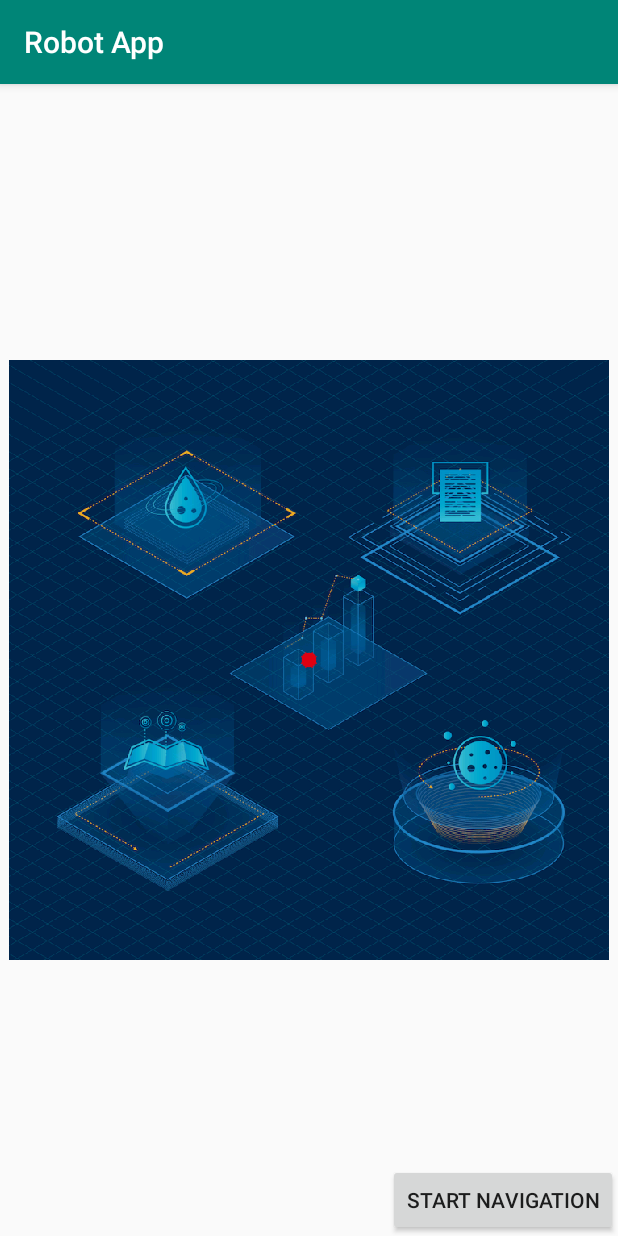
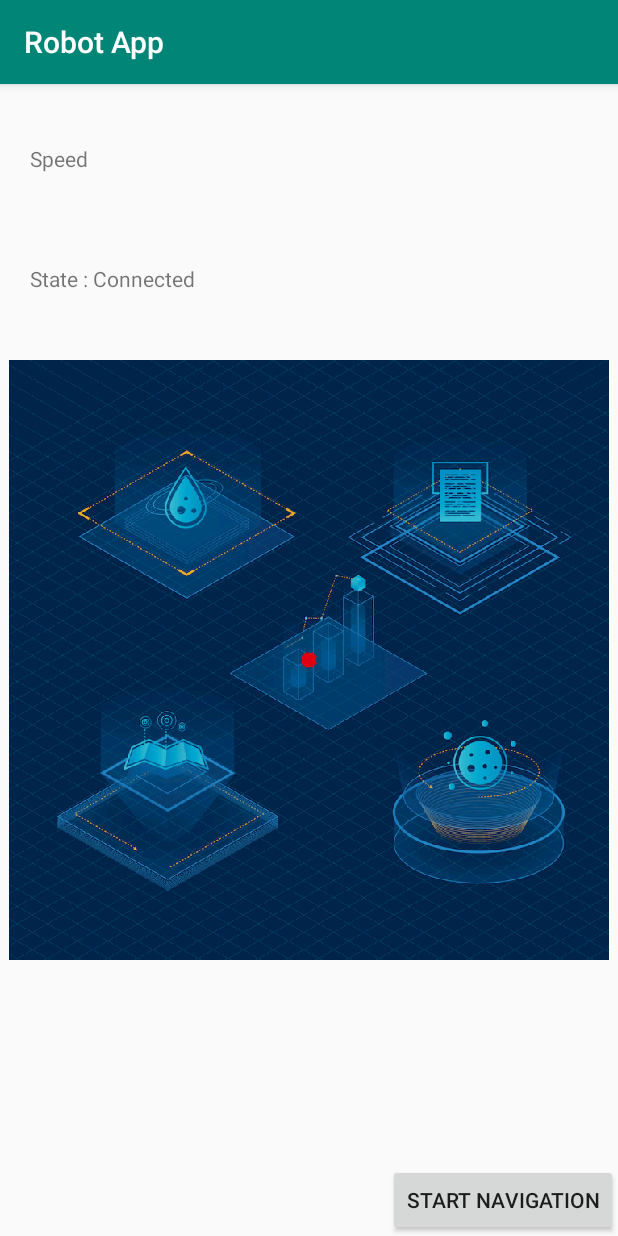
Before and after one commit to sebuaa2019/Team12, an Android app: the ControActivity screen opened directly, with no data from a screen before it, after a tap on "NAVIGATION", on a phone screen of 412 x 824 dp. Run offline under Robolectric (Android 15) with nearby library versions, the phone set to English and light mode, and no system bars; 12 statements that could not run were skipped.

Commit message:
导航界面接收速度和链接状态，导航界面地图为单张完整地图

```diff
--- a/app/src/main/java/team/se/robotapp/ControActivity.java
+++ b/app/src/main/java/team/se/robotapp/ControActivity.java
@@ -61,8 +61,8 @@ public class ControActivity extends AppCompatActivity {
         speedText = (TextView)findViewById(R.id.speedText);
         conStateText = (TextView)findViewById(R.id.conStateText);
 
-        Info_refresh info_refresh = new Info_refresh(HOST, INFO_PORT);
-        info_refresh.acceptServer(speedText,loadHandler);
+        Info_refresh info_refresh = new Info_refresh(HOST, INFO_PORT, loadHandler);
+        info_refresh.acceptServer();
         transContro = new TransContro(HOST, Integer.valueOf(addr[1]), loadHandler);
         transContro.checkCon();
 
@@ -75,6 +75,7 @@ public class ControActivity extends AppCompatActivity {
             @Override
             public void onClick(View v) {
                 map_refresh.stopRecv();
+                transContro.stopCon();
                 new Thread(new Runnable() {
                     @Override
                     public void run() {
--- a/app/src/main/java/team/se/robotapp/NavActivity.java
+++ b/app/src/main/java/team/se/robotapp/NavActivity.java
@@ -4,6 +4,8 @@ import android.annotation.SuppressLint;
 import android.content.Intent;
 import android.graphics.Canvas;
 import android.graphics.PointF;
+import android.os.Handler;
+import android.os.Message;
 import android.support.v7.app.AppCompatActivity;
 import android.os.Bundle;
 import android.util.Log;
@@ -11,10 +13,13 @@ import android.view.MotionEvent;
 import android.view.View;
 import android.widget.Button;
 import android.widget.ImageView;
+import android.widget.TextView;
 
 import java.io.InputStream;
 import java.net.Socket;
 
+import team.se.util.Img_refresh;
+import team.se.util.Info_refresh;
 import team.se.util.Map_refresh;
 import team.se.util.TransContro;
 
@@ -22,10 +27,12 @@ public class NavActivity extends AppCompatActivity {
 
     private static String HOST;
     private static int LOC_REF_PORT = 2001;
-    private static int MAP_PORT = 2003;
+    private static int MAP_PORT = 2004;
     private static final int MAP_PIXEL_SIZE = 992;
     private static final int MAP_REAL_SIZE = 50;
     private static final int MAP_TRANS = 25;
+    private static TextView stateText;
+    private static TextView velText;
 
     @SuppressLint("ClickableViewAccessibility")
     @Override
@@ -36,14 +43,19 @@ public class NavActivity extends AppCompatActivity {
         Intent intent = getIntent();
         String addr[] = intent.getStringExtra("addr").split("\\|");
         HOST = addr[0];
-        final TransContro transContro = new TransContro(HOST, Integer.valueOf(addr[1]));
 
         final NavMapView navMapView = (NavMapView)findViewById(R.id.navMap);
         Button startNav = (Button)findViewById(R.id.startNav);
-
+        velText = findViewById(R.id.velText);
+        stateText = findViewById(R.id.stateText);
+        LoadHandler loadHandler = new LoadHandler();
+        final TransContro transContro = new TransContro(HOST, Integer.valueOf(addr[1]), loadHandler);
+        transContro.checkCon();
+        Info_refresh info_refresh = new Info_refresh(HOST, Integer.valueOf(addr[1]), loadHandler);
+        info_refresh.acceptServer();
         // accept map
-        Map_refresh map_refresh = new Map_refresh(HOST,MAP_PORT,navMapView);
-        map_refresh.startRecv();
+        Img_refresh img_refresh = new Img_refresh(HOST, MAP_PORT, navMapView);
+        img_refresh.accpetServer();
 
         /////
         navMapView.setOnTouchListener(new View.OnTouchListener() {
@@ -86,8 +98,8 @@ public class NavActivity extends AppCompatActivity {
                         float pos_x = Float.valueOf(loc[0]);
                         float pos_y = Float.valueOf(loc[1]);
                         float scale = navMapView.getScale();
-                        pos_x = (MAP_TRANS + pos_x ) * MAP_PIXEL_SIZE / MAP_REAL_SIZE / scale;
-                        pos_y = (MAP_TRANS - pos_y) * MAP_PIXEL_SIZE / MAP_REAL_SIZE / scale;
+                        pos_x = (MAP_TRANS + pos_x) * (MAP_PIXEL_SIZE / MAP_REAL_SIZE) / scale;
+                        pos_y = (MAP_TRANS - pos_y) * (MAP_PIXEL_SIZE / MAP_REAL_SIZE) / scale;
                         navMapView.setRoboPos(pos_x, pos_y);
                     }
                 }catch (Exception e){
@@ -96,4 +108,21 @@ public class NavActivity extends AppCompatActivity {
             }
         }).start();
     }
+
+    public class LoadHandler extends Handler{
+        @Override
+        public void handleMessage(Message msg) {
+            super.handleMessage(msg);
+            switch (msg.what){
+                case 2 : {
+                    velText.setText((String)msg.obj);
+                    break;
+                }
+                case 3 : {
+                    stateText.setText((String)msg.obj);
+                    break;
+                }
+            }
+        }
+    }
 }
--- a/app/src/main/java/team/se/util/Img_refresh.java
+++ b/app/src/main/java/team/se/util/Img_refresh.java
@@ -19,21 +19,40 @@ import java.util.ArrayList;
 import java.util.List;
 import java.util.logging.Handler;
 import team.se.robotapp.ControActivity.LoadHandler;
-
+import team.se.robotapp.NavMapView;
 
 
 public class Img_refresh {
     private static String Host;
     private static int Port;
     private static boolean EXIT;
-    private static LoadHandler loadHandler;
+    private LoadHandler loadHandler;
     private static Socket socket;
+    private NavMapView navMapView;
+    private int width;
+    private int height;
+    private Bitmap.Config config;
 
     public Img_refresh(String host, int port, LoadHandler _loadhandler){
         this.Host = host;
         this.Port = port;
         this.EXIT = false;
-        loadHandler = _loadhandler;
+        this.loadHandler = _loadhandler;
+        this.navMapView = null;
+        this.config = Bitmap.Config.RGB_565;
+        width = 720;
+        height = 480;
+    }
+
+    public Img_refresh(String host, int port, NavMapView navMapView){
+        this.Host = host;
+        this.Port = port;
+        this.EXIT = false;
+        this.navMapView = navMapView;
+        this.loadHandler = null;
+        this.config = Bitmap.Config.ARGB_8888;
+        width = 992;
+        height = 992;
     }
 
     public void accpetServer(){
@@ -45,9 +64,7 @@ public class Img_refresh {
 
                     InputStream inputStream = socket.getInputStream();
 
-
-                    int width=720,height=480;
-                    Bitmap bitmap = Bitmap.createBitmap(width,height, Bitmap.Config.RGB_565);
+                    Bitmap bitmap = Bitmap.createBitmap(width,height, config);
 
                     byte[] bytes = new byte[10000000];
                     int length, off=0;
@@ -56,12 +73,15 @@ public class Img_refresh {
 
                     while ((length=inputStream.read(bytes,off,1000))!=-1 && !EXIT){
                         off=off+length;
-                        if(off>=1382400){
-                            off=off-1382400;
+                        if(off>=width * height * 4){
+                            off=off-width * height * 4;
                             System.out.println("time : "+System.currentTimeMillis());
 
-                            bitmap.copyPixelsFromBuffer(ByteBuffer.wrap(bytes,0,1382400));
-                            loadHandler.obtainMessage(0,bitmap).sendToTarget();
+                            bitmap.copyPixelsFromBuffer(ByteBuffer.wrap(bytes,0,width * height * 4));
+                            if (loadHandler != null)
+                                loadHandler.obtainMessage(0,bitmap).sendToTarget();
+                            else if (navMapView != null)
+                                navMapView.setMap(bitmap);
                         }
                     }
 
--- a/app/src/main/java/team/se/util/Info_refresh.java
+++ b/app/src/main/java/team/se/util/Info_refresh.java
@@ -8,18 +8,30 @@ import java.net.Socket;
 import java.net.SocketAddress;
 
 import team.se.robotapp.ControActivity;
+import team.se.robotapp.NavActivity;
 
 public class Info_refresh {
     private static String Host;
     private static int Port;
     private static final int ByteLen = 2048;
+    private ControActivity.LoadHandler controHandler;
+    private NavActivity.LoadHandler navHandler;
 
-    public Info_refresh(String host, int port) {
+    public Info_refresh(String host, int port, ControActivity.LoadHandler loadHandler) {
         Host = host;
         Port = port;
+        controHandler = loadHandler;
+        navHandler = null;
     }
 
-    public void acceptServer(final TextView speedText,final ControActivity.LoadHandler handler) {
+    public Info_refresh(String host, int port, NavActivity.LoadHandler loadHandler) {
+        Host = host;
+        Port = port;
+        controHandler = null;
+        navHandler = loadHandler;
+    }
+
+    public void acceptServer() {
         new Thread(new Runnable() {
             @Override
             public void run() {
@@ -33,7 +45,10 @@ public class Info_refresh {
                         String msg = new String(bytes);
      //                   System.out.println("length is"+length);
       //                  Log.d("INFO", msg);
-                        handler.obtainMessage(2,msg.substring(0,13)).sendToTarget();
+                        if (controHandler != null)
+                            controHandler.obtainMessage(2,msg.substring(0,13)).sendToTarget();
+                        else if (navHandler != null)
+                            navHandler.obtainMessage(2,msg.substring(0,13)).sendToTarget();
                     }
                 }catch (Exception e){
                     e.printStackTrace();
--- a/app/src/main/res/layout/activity_connect.xml
+++ b/app/src/main/res/layout/activity_connect.xml
@@ -27,7 +27,7 @@
         android:layout_width="wrap_content"
         android:layout_height="wrap_content"
         android:layout_marginTop="200dp"
-        android:text="10.0.3.2"/>
+        android:text="192.168.137.19"/>
 
     <EditText
         android:id="@+id/editTextPort"
--- a/app/src/main/res/layout/activity_nav.xml
+++ b/app/src/main/res/layout/activity_nav.xml
@@ -20,4 +20,20 @@
         android:layout_alignParentRight="true"
         android:text="@string/startNav"/>
 
+    <TextView
+        android:id="@+id/velText"
+        android:layout_marginLeft="20dp"
+        android:layout_marginTop="40dp"
+        android:layout_width="wrap_content"
+        android:layout_height="wrap_content"
+        android:text="@string/speed"/>
+
+    <TextView
+        android:id="@+id/stateText"
+        android:layout_marginLeft="20dp"
+        android:layout_marginTop="120dp"
+        android:layout_width="wrap_content"
+        android:layout_height="wrap_content"
+        android:text="@string/State_Con"/>
+
 </RelativeLayout>
```
Also changed, not shown: app/src/main/java/team/se/util/TransContro.java (+36 -7 lines).
